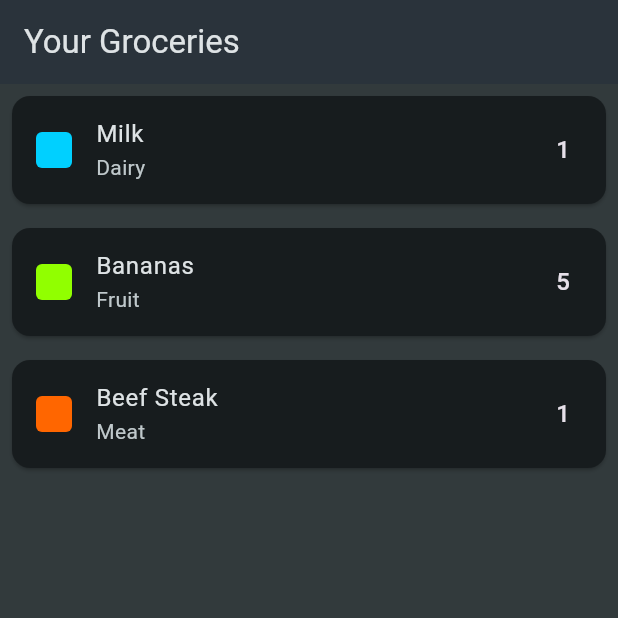
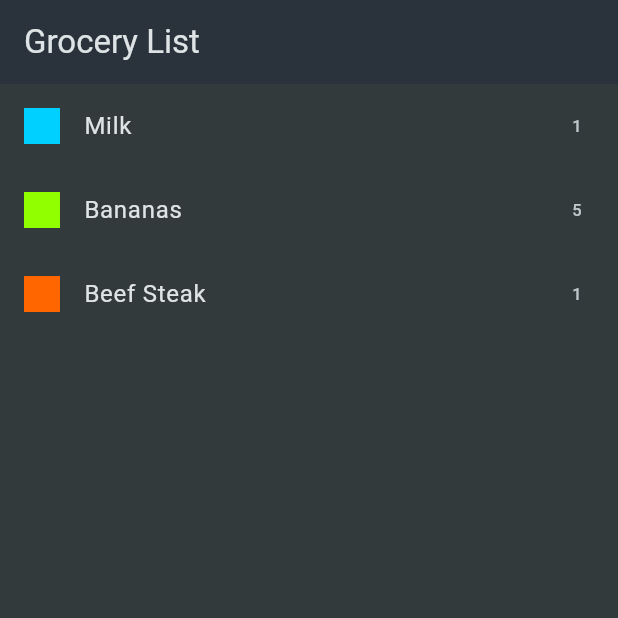
Before and after one commit to dmakarau/Grocerylist, a Flutter app: the screen it shows after launch, on a phone screen of 412 x 824 dp, the top half of it. Run offline on Flutter 3.47's test engine with Material 3 defaults, Android fonts, the phone set to English and light mode, and no system bars.

Commit message:
Merge remote changes with local development
- Added Category and GroceryItem models
- Created grocery list screen with color-coded categories
- Enhanced .gitignore for Flutter project
- Fixed deprecated useMaterial3 property
- Organized code structure with separate screens folder

```diff
--- a/lib/main.dart
+++ b/lib/main.dart
@@ -1,5 +1,5 @@
 import 'package:flutter/material.dart';
-import 'package:grocery_list/screens/grocery_list_screen.dart';
+import 'package:grocery_list/widgets/grocery_list.dart';
 
 void main() {
   runApp(const MyApp());
@@ -21,7 +21,7 @@ class MyApp extends StatelessWidget {
         ),
         scaffoldBackgroundColor: const Color.fromARGB(255, 50, 58, 60),
       ),
-      home: const GroceryListScreen(),
+      home: const GroceryList(),
     );
   }
 }
--- a/lib/screens/grocery_list_screen.dart
+++ /dev/null
@@ -1,41 +0,0 @@
-import 'package:flutter/material.dart';
-import 'package:grocery_list/data/dummy_items.dart';
-
-class GroceryListScreen extends StatelessWidget {
-  const GroceryListScreen({super.key});
-
-  @override
-  Widget build(BuildContext context) {
-    return Scaffold(
-      appBar: AppBar(
-        title: const Text('Your Groceries'),
-      ),
-      body: ListView.builder(
-        itemCount: groceryItems.length,
-        itemBuilder: (context, index) {
-          final item = groceryItems[index];
-          return Card(
-            margin: const EdgeInsets.all(8.0),
-            child: ListTile(
-              leading: Container(
-                width: 24,
-                height: 24,
-                decoration: BoxDecoration(
-                  color: item.category.color,
-                  shape: BoxShape.rectangle,
-                  borderRadius: BorderRadius.circular(4),
-                ),
-              ),
-              title: Text(item.name),
-              subtitle: Text(item.category.title),
-              trailing: Text(
-                '${item.quantity}',
-                style: Theme.of(context).textTheme.titleMedium,
-              ),
-            ),
-          );
-        },
-      ),
-    );
-  }
-}
--- /dev/null
+++ b/lib/widgets/grocer_item_tile.dart
@@ -0,0 +1,21 @@
+import 'package:flutter/material.dart';
+import 'package:grocery_list/models/grocery_item.dart';
+
+class GroceryItemTile extends StatelessWidget {
+  final GroceryItem groceryItem;
+
+  const GroceryItemTile({super.key, required this.groceryItem});
+
+  @override
+  Widget build(BuildContext context) {
+    return ListTile(
+      title: Text(groceryItem.name),
+      leading: Container(
+        width: 24,
+        height: 24,
+        color: groceryItem.category.color,
+      ),
+      trailing: Text('${groceryItem.quantity}'),
+    );
+  }
+}
--- /dev/null
+++ b/lib/widgets/grocery_list.dart
@@ -0,0 +1,19 @@
+import 'package:flutter/material.dart';
+import 'package:grocery_list/data/mock_items.dart';
+import 'package:grocery_list/widgets/grocer_item_tile.dart';
+
+class GroceryList extends StatelessWidget {
+  const GroceryList({super.key});
+
+  @override
+  Widget build(BuildContext context) {
+    return Scaffold(
+      appBar: AppBar(title: const Text('Grocery List')),
+      body: ListView.builder(
+        itemCount: groceryItems.length,
+        itemBuilder: (ctx, index) =>
+            GroceryItemTile(groceryItem: groceryItems[index]),
+      ),
+    );
+  }
+}
```
Also changed, not shown: lib/data/mock_items.dart (renamed from lib/data/dummy_items.dart).
